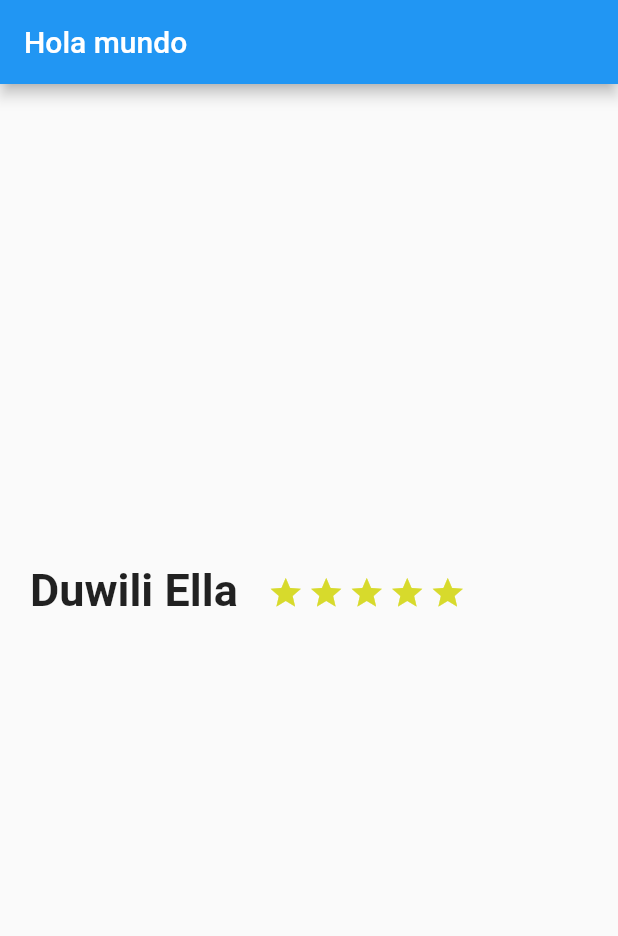
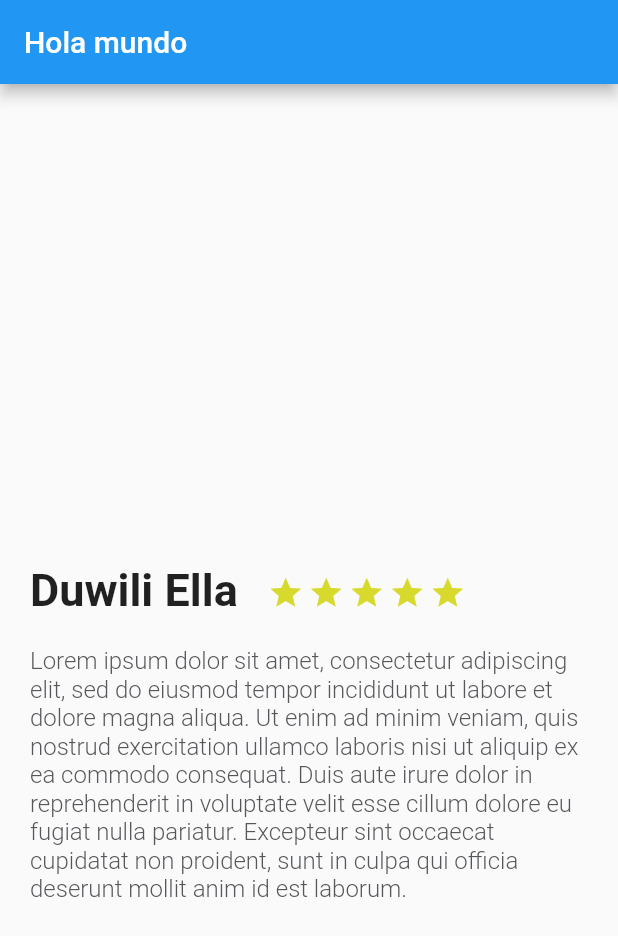
Before and after one commit to j-avila/platzi_flutter, a Flutter app: the screen it shows after launch, on a phone screen of 412 x 824 dp. Shown: the top 936 px of the screen. Run offline on Flutter 3.47's test engine with Material 2 defaults, Android fonts, the phone set to English and light mode, and no system bars.

Commit message:
arreglo en estilos de texto

```diff
--- a/lib/description_place.dart
+++ b/lib/description_place.dart
@@ -48,12 +48,12 @@ class DescriptionPalce extends StatelessWidget {
           right: 20.0,
           left: 20.0,
         ),
-        child: Text(
+        child: const Text(
           "Lorem ipsum dolor sit amet, consectetur adipiscing elit, sed do eiusmod tempor incididunt ut labore et dolore magna aliqua. Ut enim ad minim veniam, quis nostrud exercitation ullamco laboris nisi ut aliquip ex ea commodo consequat. Duis aute irure dolor in reprehenderit in voluptate velit esse cillum dolore eu fugiat nulla pariatur. Excepteur sint occaecat cupidatat non proident, sunt in culpa qui officia deserunt mollit anim id est laborum.",
           style: TextStyle(
               fontSize: 16.0,
               fontWeight: FontWeight.w300,
-              color: Color(0x00424242)),
+              color: Color(0xFF56575A)),
         ));
 
     return Column(children: <Widget>[titleStars, description]);
```
Also changed, not shown: pubspec.lock.
